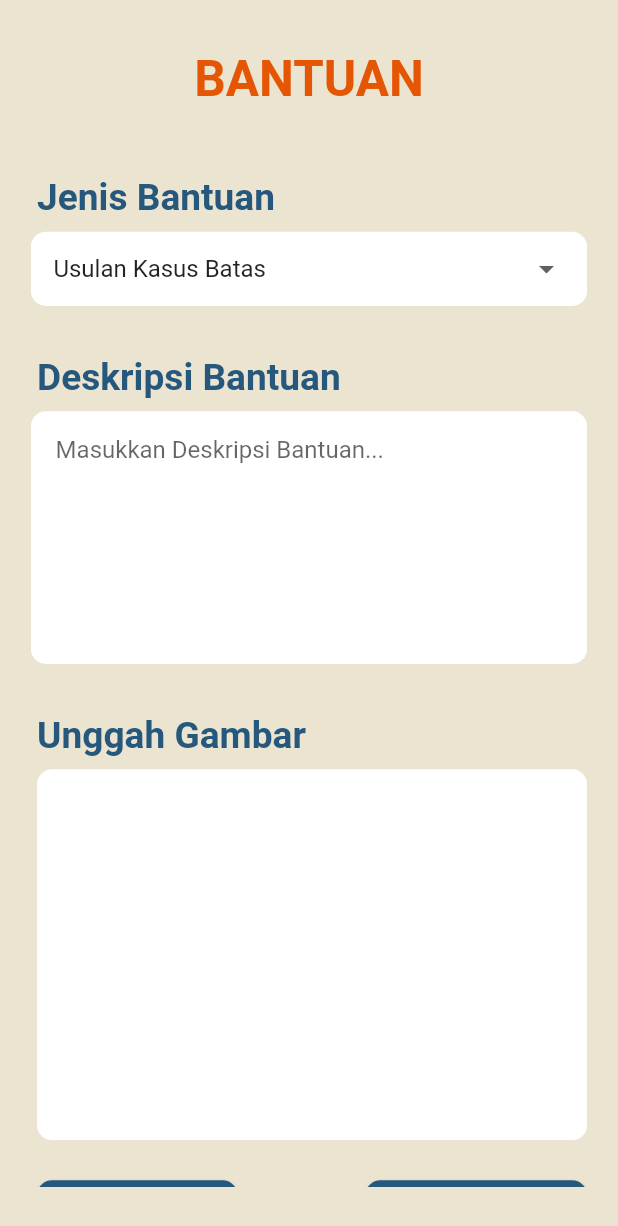
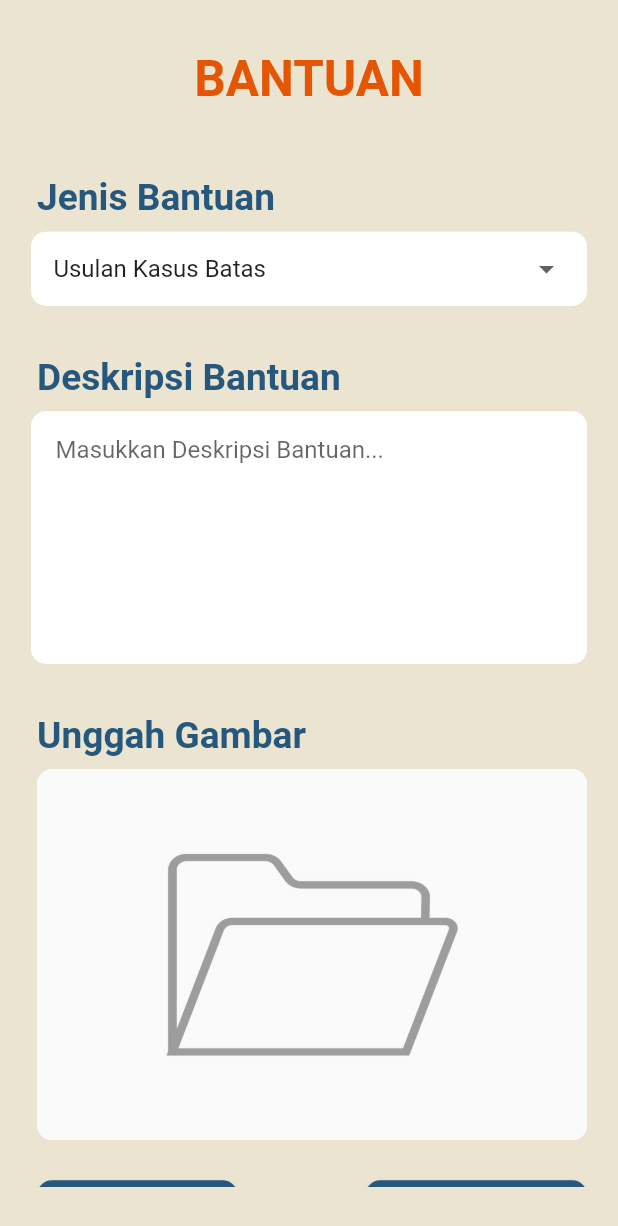
Before and after one commit to danimat15/SiJaliProject, a Flutter app: the Bantuan screen opened directly, on a phone screen of 412 x 824 dp. Shown: the top 1226 px of the screen. Run offline on Flutter 3.47's test engine with Material 2 defaults, Android fonts, the phone set to English and light mode, and no system bars; our stand-ins replace geolocator, image_picker, permission_handler.

Commit message:
berhasil memasukkan seluruh form bantuan ke database, belum ambil lokasi

```diff
--- a/lib/bantuan.dart
+++ b/lib/bantuan.dart
@@ -23,8 +23,8 @@ class _BantuanState extends State<Bantuan> {
       request.fields['deskripsi'] = controllerDesc.text;
 
       if (image != null) {
-        var pic = await http.MultipartFile.fromPath("image", image!.path);
-        request.files.add(pic);
+        var imageFile = await http.MultipartFile.fromPath('foto', image!.path);
+        request.files.add(imageFile);
       }
 
       var response = await request.send();
@@ -49,7 +49,7 @@ class _BantuanState extends State<Bantuan> {
 
   void showSuccessNotification() {
     final snackBar = SnackBar(
-      content: Text('Data added successfully!'),
+      content: Text('Bantuan berhasil dikirimkan. Silakan cek pesan masuk'),
       backgroundColor: Colors.green,
       behavior: SnackBarBehavior.floating,
     );
@@ -59,7 +59,7 @@ class _BantuanState extends State<Bantuan> {
 
   void showErrorNotification() {
     final snackBar = SnackBar(
-      content: Text('Failed to add data'),
+      content: Text('Bantuan gagal dikirimkan. Silakan coba kembali'),
       backgroundColor: Colors.red,
       behavior: SnackBarBehavior.floating,
     );
@@ -272,7 +272,18 @@ class _BantuanState extends State<Bantuan> {
                                       fit: BoxFit.cover,
                                     ),
                                   )
-                                : Container(), // Menampilkan Container kosong jika gambar tidak ada
+                                : Container(
+                                    decoration: BoxDecoration(
+                                      borderRadius: BorderRadius.circular(10),
+                                      color: Color(0xFFFFFFFF),
+                                      image: DecorationImage(
+                                        image: AssetImage(
+                                            'images/empty-image.jpg'),
+                                        fit: BoxFit.cover,
+                                        opacity: 0.5,
+                                      ),
+                                    ),
+                                  ), // Menampilkan Container kosong jika gambar tidak ada
                           ),
                         ],
                       ),
--- a/pubspec.yaml
+++ b/pubspec.yaml
@@ -11,6 +11,9 @@ dependencies:
     sdk: flutter
   image_picker: ^1.0.4
   http: ^1.1.0
+  geolocator: ^9.0.0
+  geocoding: ^2.0.4
+  permission_handler: ^11.0.1
 
 dev_dependencies:
   flutter_test:
@@ -23,3 +26,4 @@ flutter:
   - images/welcome.png
   - images/bg1-removebg-preview.png
   - images/kritikSaran.png
+  - images/empty-image.jpg
```
Also changed, not shown: lib/geotagging.dart (+108 -2 lines), images/empty-image.jpg (added), pubspec.lock, 4 other files.
